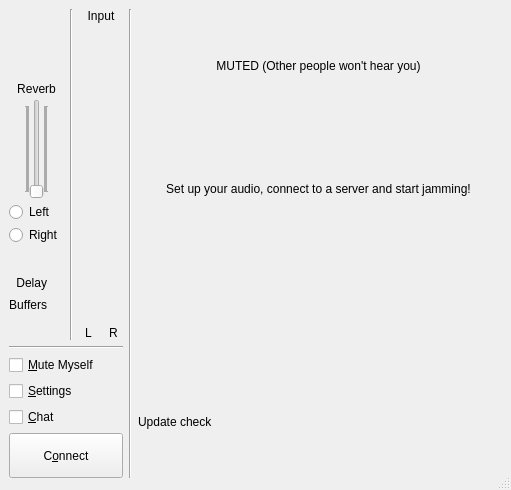
This is src/clientdlgbase.ui in jamulussoftware/jamulus as Qt 5 draws it before an edit. The edited form follows.
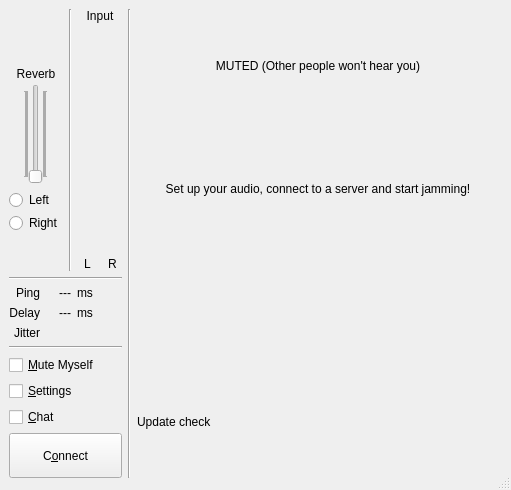
This is the edited form. Icons and pictures are not drawn. Custom widgets are drawn as their Qt base class.

```diff
--- a/src/clientdlgbase.ui
+++ b/src/clientdlgbase.ui
@@ -53,31 +53,17 @@
      <property name="frameShadow">
       <enum>QFrame::Plain</enum>
      </property>
-     <layout class="QVBoxLayout" name="verticalLayout_3">
+     <layout class="QVBoxLayout" name="verticalLayout_5">
+      <item>
+       <layout class="QHBoxLayout" name="horizontalLayout_3">
+        <item>
+         <layout class="QHBoxLayout" name="horizontalLayout_2">
+          <item>
+           <layout class="QVBoxLayout" name="verticalLayout_4">
       <item>
        <layout class="QHBoxLayout" name="horizontalLayout">
         <item>
-         <layout class="QVBoxLayout">
-          <item>
-           <layout class="QHBoxLayout">
-            <item>
-             <layout class="QVBoxLayout">
-              <property name="spacing">
-               <number>3</number>
-              </property>
-              <item>
-               <spacer name="verticalSpacer_2">
-                <property name="orientation">
-                 <enum>Qt::Vertical</enum>
-                </property>
-                <property name="sizeHint" stdset="0">
-                 <size>
-                  <width>20</width>
-                  <height>10</height>
-                 </size>
-                </property>
-               </spacer>
-              </item>
+               <layout class="QVBoxLayout" name="verticalLayout_3">
               <item>
                <widget class="QLabel" name="pxlLogo">
                 <property name="sizePolicy">
@@ -104,8 +90,8 @@
                 </property>
                 <property name="sizeHint" stdset="0">
                  <size>
-                  <width>10</width>
-                  <height>10</height>
+                    <width>13</width>
+                    <height>13</height>
                  </size>
                 </property>
                </spacer>
@@ -147,12 +133,24 @@
                     </item>
                     <item>
                      <widget class="QSlider" name="sldAudioReverb">
+                        <property name="sizePolicy">
+                         <sizepolicy hsizetype="Fixed" vsizetype="MinimumExpanding">
+                          <horstretch>0</horstretch>
+                          <verstretch>0</verstretch>
+                         </sizepolicy>
+                        </property>
                       <property name="minimumSize">
                        <size>
                         <width>0</width>
                         <height>100</height>
                        </size>
                       </property>
+                        <property name="maximumSize">
+                         <size>
+                          <width>16777215</width>
+                          <height>300</height>
+                         </size>
+                        </property>
                       <property name="pageStep">
                        <number>1</number>
                       </property>
@@ -214,115 +212,8 @@
                 </property>
                 <property name="sizeHint" stdset="0">
                  <size>
-                  <width>10</width>
-                  <height>0</height>
-                 </size>
-                </property>
-               </spacer>
-              </item>
-              <item>
-               <layout class="QHBoxLayout">
-                <item>
-                 <widget class="QLabel" name="lblDelay">
-                  <property name="text">
-                   <string>Delay</string>
-                  </property>
-                  <property name="alignment">
-                   <set>Qt::AlignRight|Qt::AlignTrailing|Qt::AlignVCenter</set>
-                  </property>
-                  <property name="wordWrap">
-                   <bool>false</bool>
-                  </property>
-                 </widget>
-                </item>
-                <item>
-                 <widget class="CMultiColorLED" name="ledDelay" native="true">
-                  <property name="sizePolicy">
-                   <sizepolicy hsizetype="Fixed" vsizetype="Fixed">
-                    <horstretch>0</horstretch>
-                    <verstretch>0</verstretch>
-                   </sizepolicy>
-                  </property>
-                  <property name="minimumSize">
-                   <size>
-                    <width>14</width>
-                    <height>14</height>
-                   </size>
-                  </property>
-                  <property name="maximumSize">
-                   <size>
-                    <width>14</width>
-                    <height>14</height>
-                   </size>
-                  </property>
-                 </widget>
-                </item>
-               </layout>
-              </item>
-              <item>
-               <spacer>
-                <property name="orientation">
-                 <enum>Qt::Vertical</enum>
-                </property>
-                <property name="sizeType">
-                 <enum>QSizePolicy::Fixed</enum>
-                </property>
-                <property name="sizeHint" stdset="0">
-                 <size>
-                  <width>10</width>
-                  <height>5</height>
-                 </size>
-                </property>
-               </spacer>
-              </item>
-              <item>
-               <layout class="QHBoxLayout">
-                <item>
-                 <widget class="QLabel" name="lblBuffers">
-                  <property name="text">
-                   <string>Buffers</string>
-                  </property>
-                  <property name="alignment">
-                   <set>Qt::AlignRight|Qt::AlignTrailing|Qt::AlignVCenter</set>
-                  </property>
-                  <property name="wordWrap">
-                   <bool>false</bool>
-                  </property>
-                 </widget>
-                </item>
-                <item>
-                 <widget class="CMultiColorLED" name="ledBuffers" native="true">
-                  <property name="sizePolicy">
-                   <sizepolicy hsizetype="Fixed" vsizetype="Fixed">
-                    <horstretch>0</horstretch>
-                    <verstretch>0</verstretch>
-                   </sizepolicy>
-                  </property>
-                  <property name="minimumSize">
-                   <size>
-                    <width>14</width>
-                    <height>14</height>
-                   </size>
-                  </property>
-                  <property name="maximumSize">
-                   <size>
-                    <width>14</width>
-                    <height>14</height>
-                   </size>
-                  </property>
-                 </widget>
-                </item>
-               </layout>
-              </item>
-              <item>
-               <spacer>
-                <property name="orientation">
-                 <enum>Qt::Vertical</enum>
-                </property>
-                <property name="sizeHint" stdset="0">
-                 <size>
-                  <width>10</width>
-                  <height>0</height>
+                    <width>13</width>
+                    <height>13</height>
                  </size>
                 </property>
                </spacer>
@@ -410,21 +301,139 @@
               </item>
              </layout>
             </item>
+             </layout>
+            </item>
             <item>
-             <spacer>
+             <widget class="Line" name="lineUpperLowerLeft_2">
               <property name="orientation">
                <enum>Qt::Horizontal</enum>
               </property>
-              <property name="sizeType">
-               <enum>QSizePolicy::Minimum</enum>
-              </property>
-              <property name="sizeHint" stdset="0">
+             </widget>
+            </item>
+            <item>
+             <layout class="QGridLayout" name="gridLayout">
+              <item row="2" column="0">
+               <widget class="QLabel" name="lblBuffers">
+                <property name="text">
+                 <string>Jitter</string>
+                </property>
+                <property name="alignment">
+                 <set>Qt::AlignRight|Qt::AlignTrailing|Qt::AlignVCenter</set>
+                </property>
+                <property name="wordWrap">
+                 <bool>false</bool>
+                </property>
+               </widget>
+              </item>
+              <item row="1" column="0">
+               <widget class="QLabel" name="lblDelay">
+                <property name="text">
+                 <string>Delay</string>
+                </property>
+                <property name="alignment">
+                 <set>Qt::AlignRight|Qt::AlignTrailing|Qt::AlignVCenter</set>
+                </property>
+                <property name="wordWrap">
+                 <bool>false</bool>
+                </property>
+               </widget>
+              </item>
+              <item row="0" column="0">
+               <widget class="QLabel" name="lblPing">
+                <property name="text">
+                 <string>Ping</string>
+                </property>
+                <property name="alignment">
+                 <set>Qt::AlignRight|Qt::AlignTrailing|Qt::AlignVCenter</set>
+                </property>
+                <property name="wordWrap">
+                 <bool>false</bool>
+                </property>
+               </widget>
+              </item>
+              <item row="0" column="1">
+               <widget class="QLabel" name="lblPingVal">
+                <property name="layoutDirection">
+                 <enum>Qt::LeftToRight</enum>
+                </property>
+                <property name="text">
+                 <string>---</string>
+                </property>
+                <property name="alignment">
+                 <set>Qt::AlignRight|Qt::AlignTrailing|Qt::AlignVCenter</set>
+                </property>
+               </widget>
+              </item>
+              <item row="0" column="2">
+               <widget class="QLabel" name="lblPingUnit">
+                <property name="text">
+                 <string>ms</string>
+                </property>
+               </widget>
+              </item>
+              <item row="1" column="1">
+               <widget class="QLabel" name="lblDelayVal">
+                <property name="layoutDirection">
+                 <enum>Qt::LeftToRight</enum>
+                </property>
+                <property name="text">
+                 <string>---</string>
+                </property>
+                <property name="alignment">
+                 <set>Qt::AlignRight|Qt::AlignTrailing|Qt::AlignVCenter</set>
+                </property>
+               </widget>
+              </item>
+              <item row="1" column="2">
+               <widget class="QLabel" name="lblDelayUnit">
+                <property name="text">
+                 <string>ms</string>
+                </property>
+               </widget>
+              </item>
+              <item row="1" column="3">
+               <widget class="CMultiColorLED" name="ledDelay" native="true">
+                <property name="sizePolicy">
+                 <sizepolicy hsizetype="Fixed" vsizetype="Fixed">
+                  <horstretch>0</horstretch>
+                  <verstretch>0</verstretch>
+                 </sizepolicy>
+                </property>
+                <property name="minimumSize">
                <size>
-                <width>0</width>
-                <height>20</height>
-               </size>
-              </property>
-             </spacer>
+                  <width>14</width>
+                  <height>14</height>
+                 </size>
+                </property>
+                <property name="maximumSize">
+                 <size>
+                  <width>14</width>
+                  <height>14</height>
+                 </size>
+                </property>
+               </widget>
+              </item>
+              <item row="2" column="3">
+               <widget class="CMultiColorLED" name="ledBuffers" native="true">
+                <property name="sizePolicy">
+                 <sizepolicy hsizetype="Fixed" vsizetype="Fixed">
+                  <horstretch>0</horstretch>
+                  <verstretch>0</verstretch>
+                 </sizepolicy>
+                </property>
+                <property name="minimumSize">
+                 <size>
+                  <width>14</width>
+                  <height>14</height>
+                 </size>
+                </property>
+                <property name="maximumSize">
+                 <size>
+                  <width>14</width>
+                  <height>14</height>
+                 </size>
+                </property>
+               </widget>
             </item>
            </layout>
           </item>
@@ -484,6 +493,8 @@
           </property>
          </widget>
         </item>
+         </layout>
+        </item>
         <item>
          <layout class="QVBoxLayout" name="verticalLayout">
           <item>
```
Left out of the diff: 6 changed lines with no effect on the pictures. Lines whose indentation alone changed are shown as unchanged.
